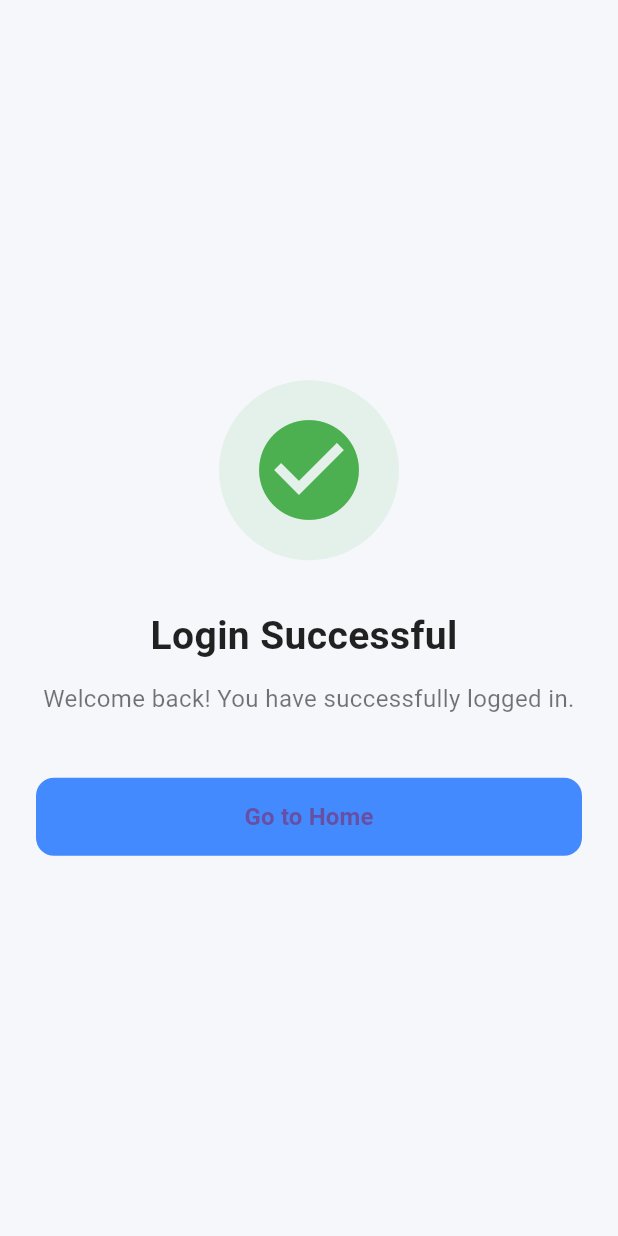
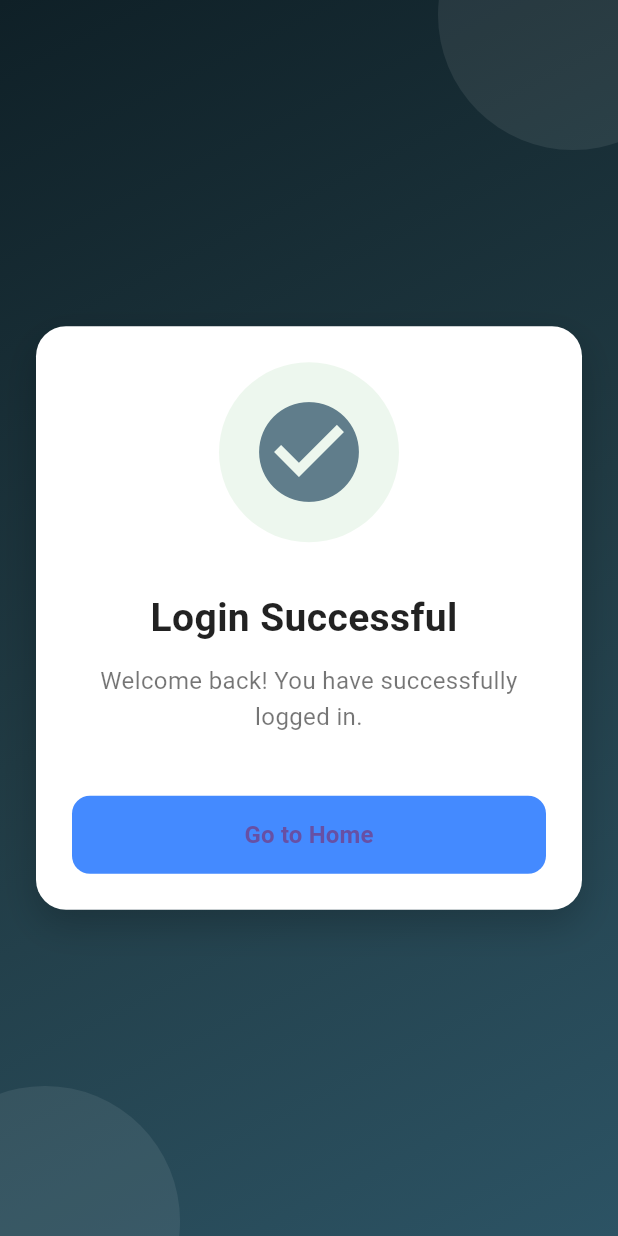
Before and after one commit to vickyrana2401/loginpage, a Flutter app: the LoginSuccessful screen opened directly, on a phone screen of 412 x 824 dp. Run offline on Flutter 3.47's test engine with Material 3 defaults, Android fonts, the phone set to English and light mode, and no system bars; our stand-ins replace firebase_auth, firebase_core, fluttertoast; accounts and stored records are empty.

Commit message:
update2.1

```diff
--- a/lib/Pages/LoginSuccessful.dart
+++ b/lib/Pages/LoginSuccessful.dart
@@ -1,4 +1,6 @@
 import 'package:flutter/material.dart';
+
+import '../function/AppBackground.dart';
 
 class LoginSuccessful extends StatelessWidget {
   const LoginSuccessful({super.key});
@@ -6,11 +8,53 @@ class LoginSuccessful extends StatelessWidget {
   @override
   Widget build(BuildContext context) {
     return Scaffold(
-      backgroundColor: const Color(0xFFF5F7FB),
-      body: SafeArea(
-        child: Center(
-          child: Padding(
-            padding: const EdgeInsets.symmetric(horizontal: 24),
+        body:AppBackground(
+            child:SafeArea(
+                child: Stack(
+                  children: [
+
+                  // Decorative circle
+                  Positioned(
+                  bottom: -80,
+                  left: -60,
+                  child: Container(
+                    width: 180,
+                    height: 180,
+                    decoration: BoxDecoration(
+                      color: Colors.white.withValues(alpha: 0.08),
+                      shape: BoxShape.circle,
+                    ),
+                  ),
+                ),
+                Positioned(
+                  top: -80,
+                  right: -60,
+                  child: Container(
+                    width: 180,
+                    height: 180,
+                    decoration: BoxDecoration(
+                      color: Colors.white.withValues(alpha: 0.08),
+                      shape: BoxShape.circle,
+                    ),
+                  ),
+                ),
+                Center(
+                    child:SingleChildScrollView(
+                      padding: const EdgeInsets.all(24),
+                      child: Container(
+                        padding: const EdgeInsets.all(24),
+                        decoration: BoxDecoration(
+                          color: Colors.white,
+                          borderRadius: BorderRadius.circular(20),
+                          boxShadow: [
+                            BoxShadow(
+                              color: Colors.black.withValues(alpha:0.2),
+                              blurRadius: 20,
+                              offset: const Offset(0, 10),
+                            ),
+                          ],
+                        ),
+
             child: Column(
               mainAxisAlignment: MainAxisAlignment.center,
               children: [
@@ -24,7 +68,7 @@ class LoginSuccessful extends StatelessWidget {
                   ),
                   child: const Icon(
                     Icons.check_circle,
-                    color: Colors.green,
+                    color: Colors.blueGrey,
                     size: 80,
                   ),
                 ),
@@ -85,6 +129,10 @@ class LoginSuccessful extends StatelessWidget {
           ),
         ),
       ),
+
+            ])
+            )
+        )
     );
   }
 }
```
